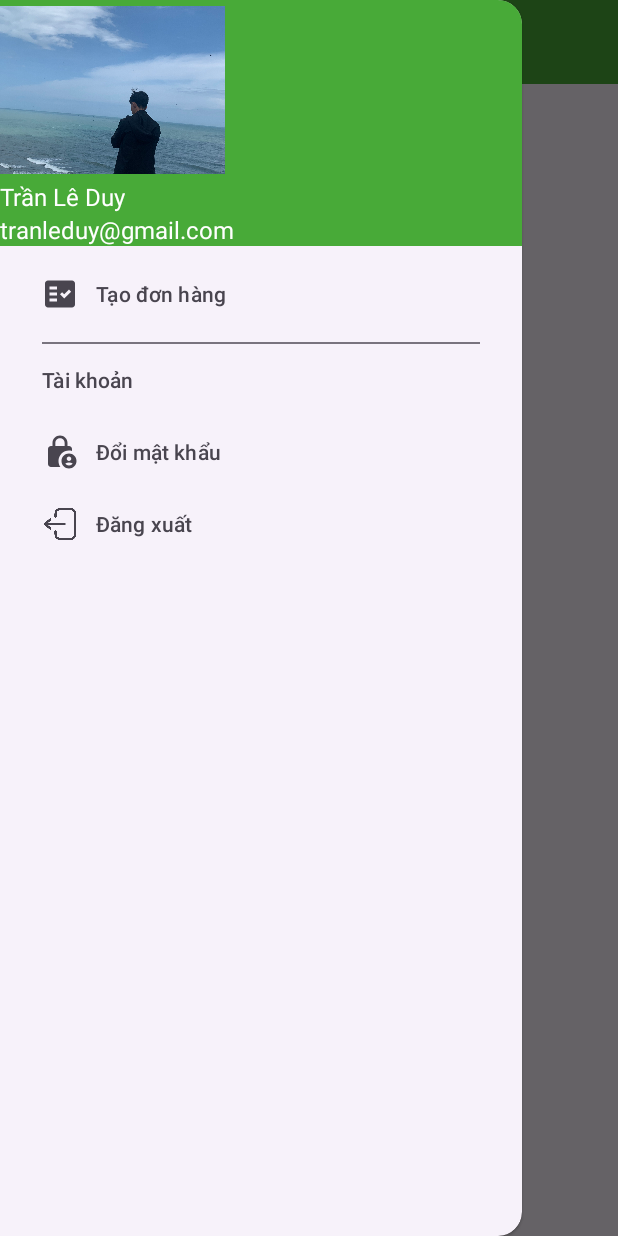
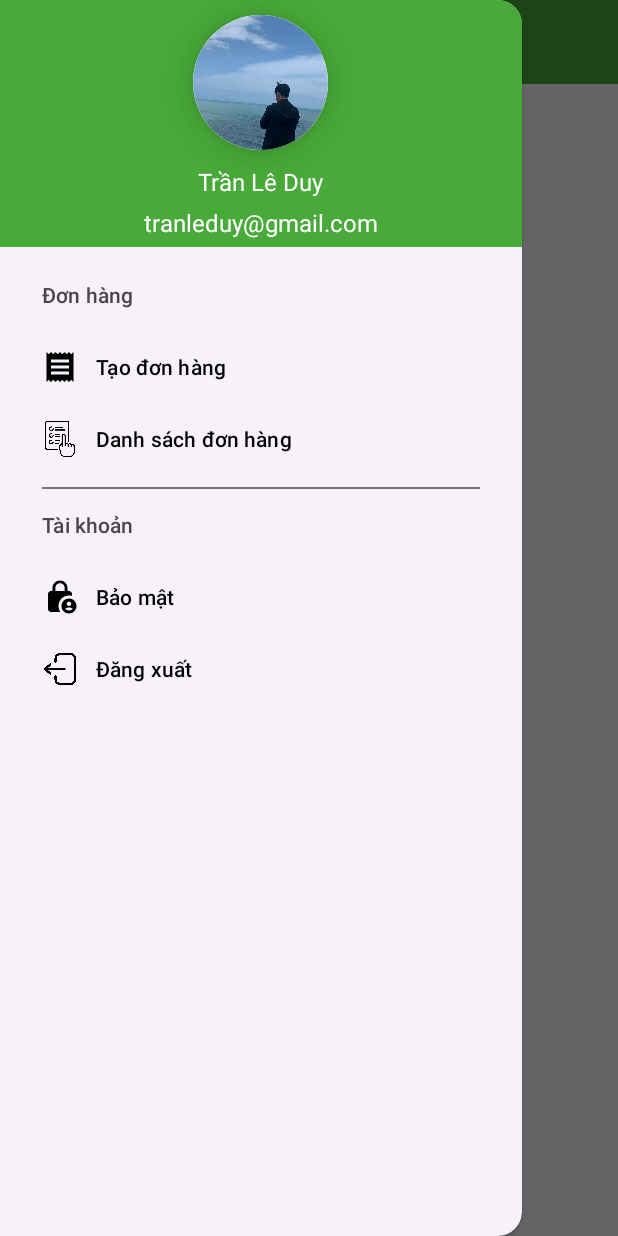
Before and after one commit to captain18DevBE/MobileApp_giao_hang, an Android app: the screen it shows after launch once a user with an empty profile is signed in (MainActivity), with the side drawer open, on a phone screen of 412 x 824 dp. Run offline under Robolectric (Android 15) with nearby library versions, the phone set to English and light mode, and no system bars; our stand-ins replace Firebase (no records; nobody signed in at launch, a user with empty details on screens opened directly).

Commit message:
update UI

```diff
--- a/Project_GHN/app/build.gradle.kts
+++ b/Project_GHN/app/build.gradle.kts
@@ -58,4 +58,9 @@ dependencies {
     implementation("com.google.firebase:firebase-auth")
 
     implementation ("androidx.drawerlayout:drawerlayout:1.2.0")
+
+    implementation("androidx.cardview:cardview:1.0.0")
+
+    implementation ("com.makeramen:roundedimageview:2.3.0")
+
 }
--- /dev/null
+++ b/Project_GHN/app/src/main/res/drawable/selector.xml
@@ -0,0 +1,6 @@
+<?xml version="1.0" encoding="utf-8"?>
+<selector xmlns:android="http://schemas.android.com/apk/res/android">
+    <item android:color="@color/main_color" android:state_checked="true" />
+    <item android:color="@color/black" android:state_checked="false" />
+
+</selector>
--- a/Project_GHN/app/src/main/res/layout/activity_main.xml
+++ b/Project_GHN/app/src/main/res/layout/activity_main.xml
@@ -28,6 +28,7 @@
         </com.google.android.material.appbar.AppBarLayout>
 
         <FrameLayout
+            android:id="@+id/replaceFragment"
             android:layout_width="match_parent"
             android:layout_height="match_parent">
 
@@ -40,7 +41,11 @@
         android:layout_height="match_parent"
         app:headerLayout="@layout/navigation_header"
         app:menu="@menu/menu_navigation_body"
-        android:layout_gravity="start">
+        android:layout_gravity="start"
+        app:itemIconTint="@color/black"
+        app:itemTextColor="@drawable/selector"
+
+        >
 
     </com.google.android.material.navigation.NavigationView>
 
--- /dev/null
+++ b/Project_GHN/app/src/main/res/layout/fragment_list_order.xml
@@ -0,0 +1,6 @@
+<?xml version="1.0" encoding="utf-8"?>
+<androidx.constraintlayout.widget.ConstraintLayout xmlns:android="http://schemas.android.com/apk/res/android"
+    android:layout_width="match_parent"
+    android:layout_height="match_parent">
+
+</androidx.constraintlayout.widget.ConstraintLayout>
--- a/Project_GHN/app/src/main/res/layout/navigation_header.xml
+++ b/Project_GHN/app/src/main/res/layout/navigation_header.xml
@@ -2,14 +2,26 @@
 <androidx.appcompat.widget.LinearLayoutCompat xmlns:android="http://schemas.android.com/apk/res/android"
     android:layout_width="match_parent"
     android:layout_height="wrap_content"
+    xmlns:app="http://schemas.android.com/apk/res-auto"
     android:orientation="vertical"
-    android:gravity="bottom"
+    android:gravity="center"
     android:theme="@style/Theme.menu">
-    <ImageView
-        android:layout_width="150dp"
-        android:layout_height="120dp"
-        android:src="@drawable/demo"
-        />
+    <androidx.cardview.widget.CardView
+        android:layout_width="wrap_content"
+        android:layout_height="wrap_content"
+        app:cardCornerRadius="100dp"
+        app:cardElevation="15dp"
+        android:layout_margin="10dp"
+        >
+        <ImageView
+            android:layout_width="90dp"
+            android:layout_height="90dp"
+            android:src="@drawable/demo"
+            android:scaleType="centerCrop"
+            android:backgroundTint="@color/white"
+            />
+    </androidx.cardview.widget.CardView>
+
 
     <TextView
         android:layout_width="wrap_content"
@@ -19,6 +31,7 @@
         android:textStyle="normal"/>
 
     <TextView
+        android:layout_margin="5dp"
         android:layout_width="wrap_content"
         android:layout_height="wrap_content"
         android:text="tranleduy@gmail.com"
--- a/Project_GHN/app/src/main/res/menu/menu_navigation_body.xml
+++ b/Project_GHN/app/src/main/res/menu/menu_navigation_body.xml
@@ -1,16 +1,26 @@
 <?xml version="1.0" encoding="utf-8"?>
-<menu xmlns:android="http://schemas.android.com/apk/res/android">
-    <group>
+<menu xmlns:android="http://schemas.android.com/apk/res/android"
+    >
+    <group android:checkableBehavior="single">
         <item
-            android:id="@+id/nav_createOrder"
-            android:title="@string/nav_order"
-            android:icon="@drawable/baseline_fact_check_24"
-            />
+            android:title="@string/nav_order_title"
+            >
+            <menu>
+                <item
+                    android:id="@+id/nav_create_order"
+                    android:title="@string/nav_create_order"
+                    android:icon="@drawable/baseline_receipt_24"/>
+                <item
+                    android:id="@+id/nav_list_current_order"
+                    android:title="@string/nav_list_order"
+                    android:icon="@drawable/list_order"/>
+            </menu>
+        </item>
 
     </group>
     <item android:title="@string/nav_account">
         <menu>
-            <item android:title="@string/nav_change_pass"
+            <item android:title="@string/nav_account_security"
                 android:id="@+id/nav_changePass"
                 android:icon="@drawable/baseline_lock_person_24"/>
             <item
--- a/Project_GHN/app/src/main/res/values/colors.xml
+++ b/Project_GHN/app/src/main/res/values/colors.xml
@@ -2,4 +2,9 @@
 <resources>
     <color name="black">#FF000000</color>
     <color name="white">#FFFFFFFF</color>
+    <color name="bray">#f7f2f9</color>
+    <color name="main_color">#48AA38</color>
+    <color name="btn_accept">#3E3AF4</color>
+    <color name="btn_create">#427125</color>
+    <color name="btn_destroy">#DF5B31</color>
 </resources>
--- a/Project_GHN/app/src/main/res/values/strings.xml
+++ b/Project_GHN/app/src/main/res/values/strings.xml
@@ -1,17 +1,23 @@
 <resources>
     <string name="app_name">Giao hàng nhanh</string>
 
-<!--    for Customer-->
+    <!--    for Customer-->
     <string name="nav_account">Tài khoản</string>
+    <string name="nav_order_title">Đơn hàng</string>
     <string name="nav_sign_out">Đăng xuất</string>
-    <string name="nav_change_pass">Đổi mật khẩu</string>
-    <string name="nav_order">Tạo đơn hàng</string>
+    <string name="nav_account_security">Bảo mật</string>
+    <string name="nav_create_order">Tạo đơn hàng</string>
+    <string name="nav_list_order">Danh sách đơn hàng</string>
+    <string name="nav_current_order">Đơn đang giao</string>
+    <string name="nav_histories_order">Lịch sử</string>
     <string name="nav_private">Cá nhân</string>
     <string name="nav_order_history">Lịch sử</string>
     <string name="nav_pay_method">Thanh toán</string>
     <string name="nav_summary">Tổng quan</string>
     <string name="nav_drawer_open">Mở thanh điều hướng</string>
     <string name="nav_drawer_close">Đóng thanh điều hướng</string>
+    <!-- TODO: Remove or change this placeholder text -->
+    <string name="hello_blank_fragment">Hello blank fragment</string>
 
-<!--    for shipper-->
+    <!--    for shipper-->
 </resources>
```
Also changed, not shown: Project_GHN/app/src/main/java/tdtu/edu/project_ghn/MainActivity.java (+38 -0 lines), Project_GHN/app/src/main/java/tdtu/edu/project_ghn/view/fragment/CreateOrderFragment.java (added, +66 -0 lines), Project_GHN/app/src/main/java/tdtu/edu/project_ghn/view/fragment/ListOrderFragment.java (added, +20 -0 lines), Project_GHN/app/src/main/res/layout/fragment_create_order.xml (added, +14 -0 lines), Project_GHN/app/src/main/res/drawable/list_order.png (added).
